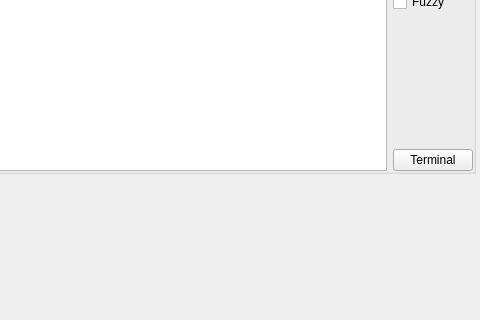
This is src/plugins/applications/configwidget.ui in albertlauncher/albert as Qt 5 draws it before an edit; both pictures show x 320 to 800 and y 116 to 436 of the 800 by 600 pixel window. The edited form follows.
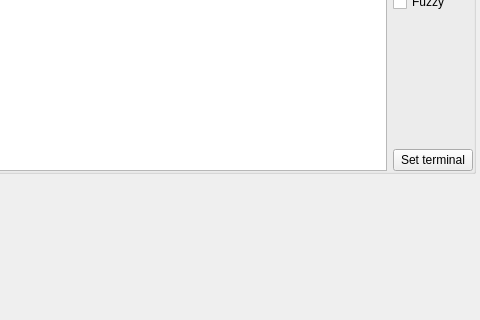
This is the edited form.

Patch:
```diff
--- a/src/plugins/applications/configwidget.ui
+++ b/src/plugins/applications/configwidget.ui
@@ -94,7 +94,7 @@
         <item>
          <widget class="QPushButton" name="pushButton_terminal">
           <property name="text">
-           <string>Terminal</string>
+           <string>Set terminal</string>
           </property>
          </widget>
         </item>
```
